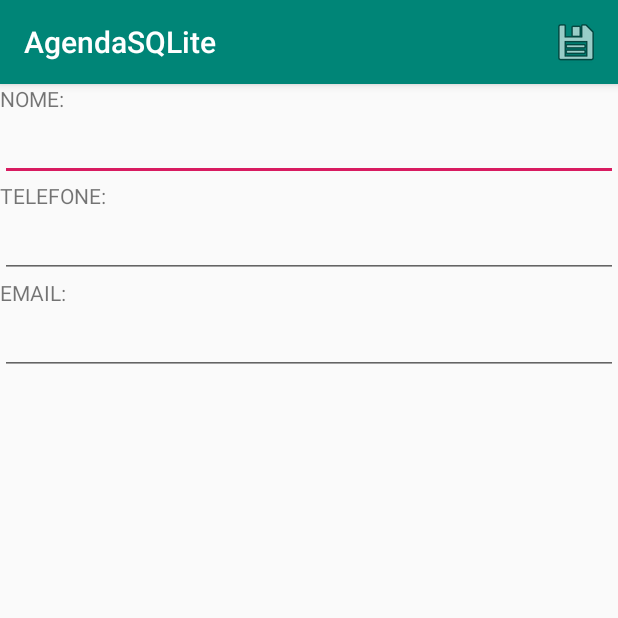
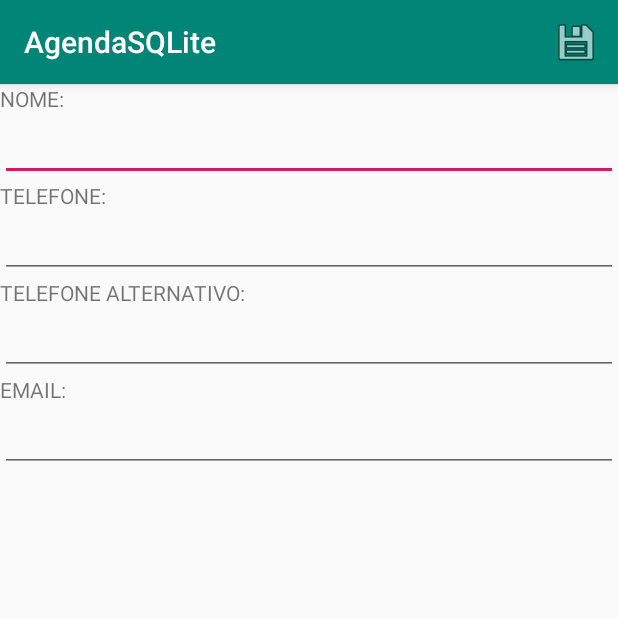
Before and after one commit to leticiaMalipense/AgendaSQLite, an Android app: the screen it shows after launch (CadastroActivity), after a tap on an icon or button, on a phone screen of 412 x 824 dp, the top half of it. Run offline under Robolectric (Android 15) with nearby library versions, the phone set to English and light mode, and no system bars.

```diff
--- a/app/src/main/java/br/edu/ifsp/agendasqlite/activity/CadastroActivity.java
+++ b/app/src/main/java/br/edu/ifsp/agendasqlite/activity/CadastroActivity.java
@@ -40,9 +40,10 @@ public class CadastroActivity extends AppCompatActivity {
 
             String nome = ((EditText) findViewById(R.id.editTextNome)).getText().toString();
             String fone = ((EditText) findViewById(R.id.editTextFone)).getText().toString();
+            String foneAlternativo = ((EditText) findViewById(R.id.editTextFoneAlternativo)).getText().toString();
             String email = ((EditText) findViewById(R.id.editTextEmail)).getText().toString();
 
-            Contato c = new Contato(nome,fone,email);
+            Contato c = new Contato(nome,fone,foneAlternativo,email);
 
             int idContato = (int) dao.incluirContato(c);
             c.setId(idContato);
--- a/app/src/main/java/br/edu/ifsp/agendasqlite/activity/DetalheActivity.java
+++ b/app/src/main/java/br/edu/ifsp/agendasqlite/activity/DetalheActivity.java
@@ -32,6 +32,9 @@ public class DetalheActivity extends AppCompatActivity {
             EditText fone = findViewById(R.id.editTextFone);
             fone.setText(c.getFone());
 
+            EditText foneAlternativo = findViewById(R.id.editTextFoneAlternativo);
+            foneAlternativo.setText(c.getFoneAlternativo());
+
             EditText email = findViewById(R.id.editTextEmail);
             email.setText(c.getEmail());
 
@@ -62,10 +65,12 @@ public class DetalheActivity extends AppCompatActivity {
 
             String nome = ((EditText) findViewById(R.id.editTextNome)).getText().toString();
             String fone = ((EditText) findViewById(R.id.editTextFone)).getText().toString();
+            String foneAltenativo = ((EditText) findViewById(R.id.editTextFoneAlternativo)).getText().toString();
             String email = ((EditText) findViewById(R.id.editTextEmail)).getText().toString();
 
             c.setNome(nome);
             c.setFone(fone);
+            c.setFoneAlternativo(foneAltenativo);
             c.setEmail(email);
 
             dao.alterarContato(c);
--- a/app/src/main/java/br/edu/ifsp/agendasqlite/data/ContatoDAO.java
+++ b/app/src/main/java/br/edu/ifsp/agendasqlite/data/ContatoDAO.java
@@ -43,6 +43,8 @@ public class ContatoDAO {
            c.setNome(cursor.getString(1));
            c.setFone(cursor.getString(2));
            c.setEmail(cursor.getString(3));
+           c.setFavorito(cursor.getInt(4) > 0);
+           c.setFoneAlternativo(cursor.getString(5));
 
            contatos.add(c);
         }
@@ -62,6 +64,7 @@ public class ContatoDAO {
         ContentValues values = new ContentValues();
         values.put(SQLiteHelper.KEY_NOME, c.getNome());
         values.put(SQLiteHelper.KEY_FONE, c.getFone());
+        values.put(SQLiteHelper.KEY_FONE_ALTERNATIVO, c.getFoneAlternativo());
         values.put(SQLiteHelper.KEY_EMAIL, c.getEmail());
 
         long id = database.insert(SQLiteHelper.TABLE_NAME, null, values);
@@ -79,6 +82,8 @@ public class ContatoDAO {
         values.put(SQLiteHelper.KEY_NOME, c.getNome());
         values.put(SQLiteHelper.KEY_FONE, c.getFone());
         values.put(SQLiteHelper.KEY_EMAIL, c.getEmail());
+        values.put(SQLiteHelper.KEY_FAVORITO, c.getFavorito());
+        values.put(SQLiteHelper.KEY_FONE_ALTERNATIVO, c.getFoneAlternativo());
 
         database.update(SQLiteHelper.TABLE_NAME, values,
                      SQLiteHelper.KEY_ID +"=" +c.getId(),null);
--- a/app/src/main/java/br/edu/ifsp/agendasqlite/data/SQLiteHelper.java
+++ b/app/src/main/java/br/edu/ifsp/agendasqlite/data/SQLiteHelper.java
@@ -14,9 +14,11 @@ class SQLiteHelper extends SQLiteOpenHelper {
     static final String KEY_ID = "id";
     static final String KEY_NOME = "nome";
     static final String KEY_FONE = "fone";
+    static final String KEY_FONE_ALTERNATIVO = "fone_alternativo";
     static final String KEY_EMAIL = "email";
+    static final String KEY_FAVORITO = "favorito";
 
-    private static final int DATABASE_VERSION = 1;
+    private static final int DATABASE_VERSION = 2;
 
     private static final String CREATE_TABLE = "CREATE TABLE " + TABLE_NAME + " ("
                                                + KEY_ID + " INTEGER PRIMARY KEY AUTOINCREMENT, "
@@ -36,7 +38,13 @@ class SQLiteHelper extends SQLiteOpenHelper {
 
     @Override
     public void onUpgrade(SQLiteDatabase db, int oldVersion, int newVersion) {
-            String sql="Alter table contatos add column favorito INTEGER DEFAULT 0";
+        if (oldVersion < 2){
+            String sql="Alter table contatos add column favorito BOOLEAN DEFAULT 0";
             db.execSQL(sql);
+        }
+        if (oldVersion < 3){
+            String sql="Alter table contatos add column fone_alternativo TEXT ";
+            db.execSQL(sql);
+        }
     }
 }
--- a/app/src/main/res/layout/common_layout.xml
+++ b/app/src/main/res/layout/common_layout.xml
@@ -26,6 +26,16 @@
     <TextView
         android:layout_width="wrap_content"
         android:layout_height="wrap_content"
+        android:text="TELEFONE ALTERNATIVO: "/>
+
+    <EditText
+        android:id="@+id/editTextFoneAlternativo"
+        android:layout_width="match_parent"
+        android:layout_height="wrap_content"/>
+
+    <TextView
+        android:layout_width="wrap_content"
+        android:layout_height="wrap_content"
         android:text="EMAIL: "/>
 
     <EditText
--- a/app/src/main/res/layout/contato_celula.xml
+++ b/app/src/main/res/layout/contato_celula.xml
@@ -28,8 +28,7 @@
                 android:layout_width="42dp"
                 android:layout_height="40dp"
                 app:layout_constraintEnd_toEndOf="parent"
-                app:layout_constraintTop_toTopOf="parent"
-                app:srcCompat="@android:drawable/btn_star_big_off" />
+                app:layout_constraintTop_toTopOf="parent" />
 
         </androidx.constraintlayout.widget.ConstraintLayout>
 
```
Also changed, not shown: app/src/main/java/br/edu/ifsp/agendasqlite/data/ContatoAdapter.java (+22 -2 lines), app/src/main/java/br/edu/ifsp/agendasqlite/model/Contato.java (+20 -1 lines).
